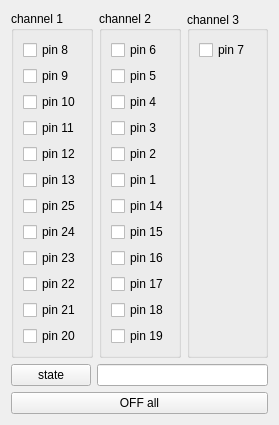
Above: instruments/arduino_multiplexer_3_to_12_12_1.ui from dean-nanomol/nanomol before the change. Below: the same form after it.
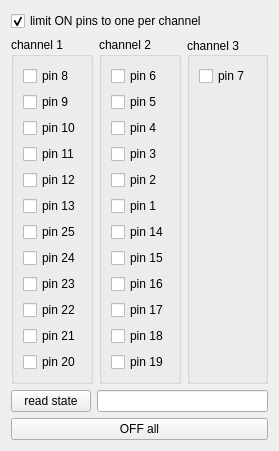
That is the form after the change.

Commit message: debug arduino multiplexer

```diff
--- a/instruments/arduino_multiplexer_3_to_12_12_1.ui
+++ b/instruments/arduino_multiplexer_3_to_12_12_1.ui
@@ -6,14 +6,24 @@
    <rect>
     <x>0</x>
     <y>0</y>
-    <width>242</width>
-    <height>354</height>
+    <width>275</width>
+    <height>383</height>
    </rect>
   </property>
   <property name="windowTitle">
    <string>Arduino multiplexer 3 to 12-12-1</string>
   </property>
   <layout class="QVBoxLayout" name="verticalLayout">
+   <item>
+    <widget class="QCheckBox" name="exclusive_mode_checkBox">
+     <property name="text">
+      <string>limit ON pins to one per channel</string>
+     </property>
+     <property name="checked">
+      <bool>true</bool>
+     </property>
+    </widget>
+   </item>
    <item>
     <layout class="QHBoxLayout" name="horizontalLayout">
      <item>
@@ -241,7 +251,7 @@
      <item>
       <widget class="QPushButton" name="read_state_pushButton">
        <property name="text">
-        <string>state</string>
+        <string>read state</string>
        </property>
       </widget>
      </item>
```
Left out of the diff: 8 changed lines with no effect on the pictures. The commit also changes 1 other file.
